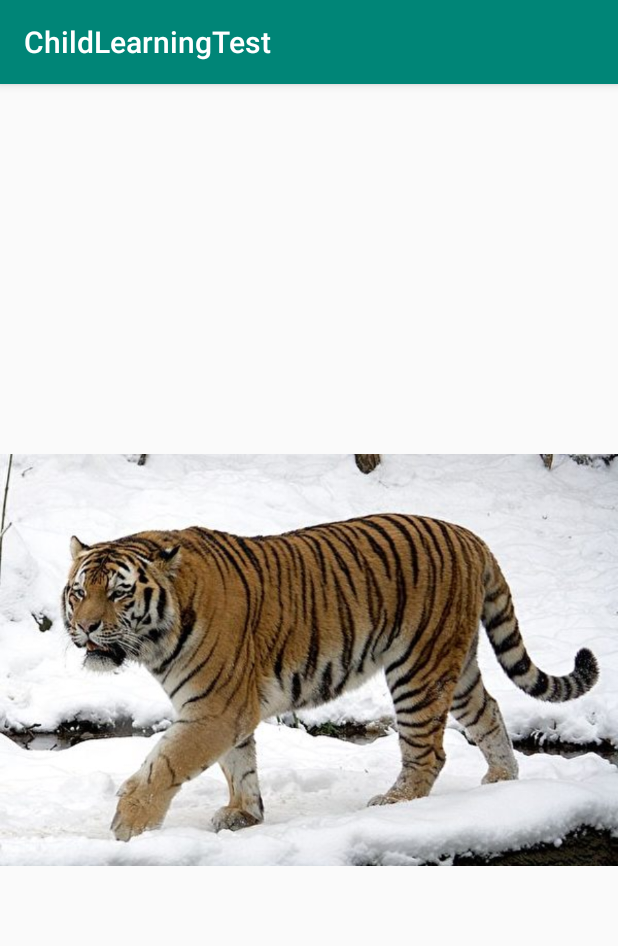
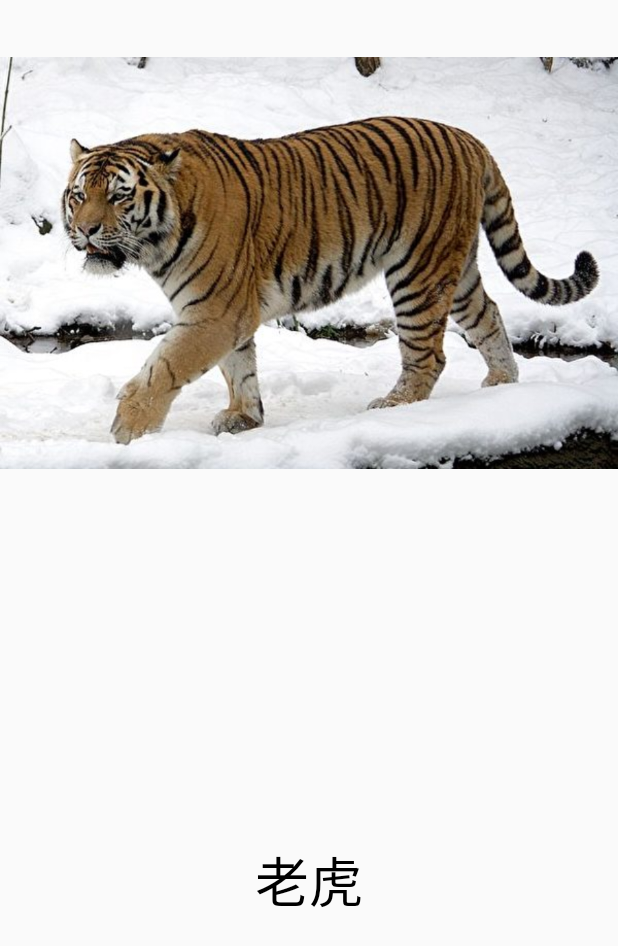
Before and after one commit to NieChengYi/ChildLearningTest, an Android app: the screen it shows after launch (MainActivity), on a phone screen of 412 x 824 dp. Shown: the top 946 px of the screen. Run offline under Robolectric (Android 15) with nearby library versions, the phone set to English and light mode, and no system bars.

Commit message:
增加到10個

```diff
--- a/app/src/main/java/com/example/nie/childlearningtest/MainActivity.java
+++ b/app/src/main/java/com/example/nie/childlearningtest/MainActivity.java
@@ -21,12 +21,18 @@ public class MainActivity extends AppCompatActivity implements View.OnClickListe
 
     private static final String INDEX_KEY = "index_key";
 
-    private static final String[] MP3_ARR = {"a01.mp3", "a02.mp3", "a03.mp3", "a04.mp3"};
-    private static final int[] ANIMAL_ARR = {R.drawable.a001, R.drawable.a002, R.drawable.a003, R.drawable.a004};
+    private static final String[] NAME_ARR = {"老虎", "獅子", "斑馬", "鴕鳥", "小狗", "飛機", "橘子", "蘋果", "香蕉", "大象"};
+    private static final String[] MP3_ARR = {"a01.mp3", "a02.mp3", "a03.mp3", "a04.mp3", "a05.mp3", "a06.mp3", "a07.mp3", "a08.mp3", "a09.mp3", "a10.mp3"};
+
+    private static final int[] IMAGE_ARR = {R.drawable.a001, R.drawable.a002, R.drawable.a003, R.drawable.a004, R.drawable.a005, R.drawable.a006, R.drawable.a007, R.drawable.a008, R.drawable.a009, R.drawable.a010};
 
     private int mIndex;
 
     private EditText mSoundET;
+
+    private MediaPlayer mMediaPlayer;
+
+    private Handler mHandler;
 
     @Override
     protected void onCreate(Bundle savedInstanceState) {
@@ -54,8 +60,11 @@ public class MainActivity extends AppCompatActivity implements View.OnClickListe
         }
 
         ImageView imageView = findViewById(R.id.imageView001);
-        imageView.setImageResource(ANIMAL_ARR[mIndex]);
+        imageView.setImageResource(IMAGE_ARR[mIndex]);
         imageView.setOnClickListener(this);
+
+        TextView nameTxv = findViewById(R.id.nameTxv);
+        nameTxv.setText(NAME_ARR[mIndex]);
 
         mSoundET = findViewById(R.id.soundEditText);
         mSoundET.requestFocus();
@@ -72,6 +81,24 @@ public class MainActivity extends AppCompatActivity implements View.OnClickListe
 
         ConstraintLayout constraintLayout = findViewById(R.id.constraintLayout_main);
         constraintLayout.setOnClickListener(this);
+
+        try {
+            AssetFileDescriptor descriptor = getAssets().openFd(MP3_ARR[mIndex]);
+
+            mMediaPlayer = new MediaPlayer();
+
+            mMediaPlayer.setDataSource(descriptor.getFileDescriptor(), descriptor.getStartOffset(), descriptor.getLength());
+
+            descriptor.close();
+
+            mMediaPlayer.prepare();
+
+
+        } catch (IOException e) {
+            e.printStackTrace();
+        }
+
+        mHandler = new Handler();
     }
 
     @Override
@@ -82,24 +109,12 @@ public class MainActivity extends AppCompatActivity implements View.OnClickListe
     }
 
     private void action() {
-        try {
-            AssetFileDescriptor descriptor = getAssets().openFd(MP3_ARR[mIndex]);
 
-            MediaPlayer mediaPlayer = new MediaPlayer();
-            mediaPlayer.setDataSource(descriptor.getFileDescriptor(), descriptor.getStartOffset(), descriptor.getLength());
-
-            descriptor.close();
-
-            mediaPlayer.prepare();
-
-            if (!mediaPlayer.isPlaying()) {
-                mediaPlayer.start();
-            }
-        } catch (IOException e) {
-            e.printStackTrace();
+        if (!mMediaPlayer.isPlaying()) {
+            mMediaPlayer.start();
         }
 
-        new Handler().postDelayed(new Runnable() {
+        mHandler.postDelayed(new Runnable() {
             @Override
             public void run() {
                 int index = EJB.getInstance().getIndex();
--- a/app/src/main/res/layout/activity_main.xml
+++ b/app/src/main/res/layout/activity_main.xml
@@ -16,19 +16,30 @@
         android:layout_marginEnd="16dp"
         android:maxLines="1"
         app:layout_constraintBottom_toBottomOf="@+id/imageView001"
-        app:layout_constraintEnd_toEndOf="parent"
-        app:layout_constraintStart_toStartOf="parent"
+        app:layout_constraintEnd_toEndOf="@+id/imageView001"
+        app:layout_constraintStart_toStartOf="@+id/imageView001"
         app:layout_constraintTop_toTopOf="@+id/imageView001" />
 
     <ImageView
         android:id="@+id/imageView001"
         android:layout_width="wrap_content"
-        android:layout_height="wrap_content"
+        android:layout_height="350dp"
         android:scaleType="centerInside"
         android:src="@drawable/a001"
-        app:layout_constraintBottom_toBottomOf="parent"
         app:layout_constraintEnd_toEndOf="parent"
         app:layout_constraintStart_toStartOf="parent"
         app:layout_constraintTop_toTopOf="parent" />
 
+    <TextView
+        android:id="@+id/nameTxv"
+        android:layout_width="wrap_content"
+        android:layout_height="wrap_content"
+        android:text="老虎"
+        android:textColor="@android:color/black"
+        android:textSize="36sp"
+        app:layout_constraintBottom_toBottomOf="parent"
+        app:layout_constraintEnd_toEndOf="parent"
+        app:layout_constraintStart_toStartOf="parent"
+        app:layout_constraintTop_toBottomOf="@+id/imageView001" />
+
 </android.support.constraint.ConstraintLayout>
--- a/app/src/main/res/values/strings.xml
+++ b/app/src/main/res/values/strings.xml
@@ -1,3 +1,3 @@
 <resources>
-    <string name="app_name">ChildLearningTest</string>
+    <string name="app_name">小孩早療</string>
 </resources>
--- a/app/src/main/res/values/styles.xml
+++ b/app/src/main/res/values/styles.xml
@@ -2,10 +2,10 @@
 
     <!-- Base application theme. -->
     <style name="AppTheme" parent="Theme.AppCompat.Light.DarkActionBar">
-        <!-- Customize your theme here. -->
         <item name="colorPrimary">@color/colorPrimary</item>
         <item name="colorPrimaryDark">@color/colorPrimaryDark</item>
         <item name="colorAccent">@color/colorAccent</item>
+        <item name="windowNoTitle">true</item>
     </style>
 
 </resources>
--- a/build.gradle
+++ b/build.gradle
@@ -1,5 +1,3 @@
-// Top-level build file where you can add configuration options common to all sub-projects/modules.
-
 buildscript {
 
     repositories {
@@ -8,10 +6,6 @@ buildscript {
     }
     dependencies {
         classpath 'com.android.tools.build:gradle:3.2.1'
-
-
-        // NOTE: Do not place your application dependencies here; they belong
-        // in the individual module build.gradle files
     }
 }
 
```
Also changed, not shown: app/build.gradle (+8 -0 lines), app/src/main/res/drawable/a005.jpeg (added), app/src/main/res/drawable/a006.jpg (added), app/src/main/res/drawable/a007.jpg (added), app/src/main/res/drawable/a008.jpg (added), app/src/main/res/drawable/a009.jpg (added), app/src/main/res/drawable/a010.jpg (added), 6 other files.
